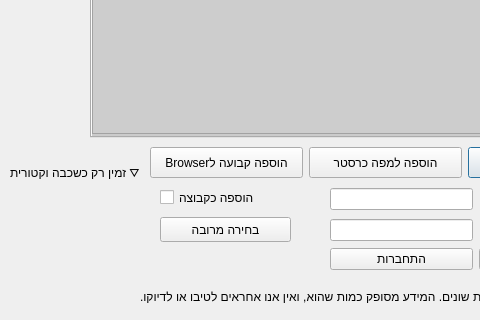
Old version of the form opendata_loader_dialog_base.ui in the repository KaplanOpenSource/qgis-open-data; both pictures show x 0 to 480 and y 373 to 693 of the 647 by 693 pixel window.
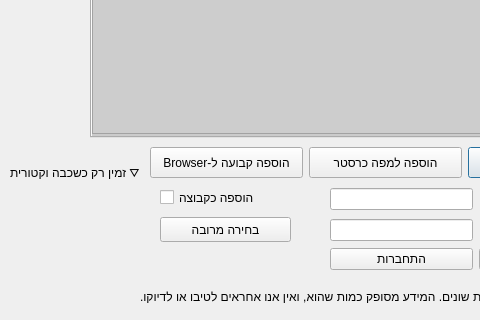
New version of the form. Icons and pictures are not drawn.

Commit message: Fix typos in descriptions

```diff
--- a/opendata_loader_dialog_base.ui
+++ b/opendata_loader_dialog_base.ui
@@ -35,7 +35,7 @@
        </sizepolicy>
       </property>
       <property name="text">
-       <string>Browserהוספה קבועה ל</string>
+       <string>Browser-הוספה קבועה ל</string>
       </property>
      </widget>
     </item>
```
Left out of the diff: 2 changed lines with no effect on the pictures.
